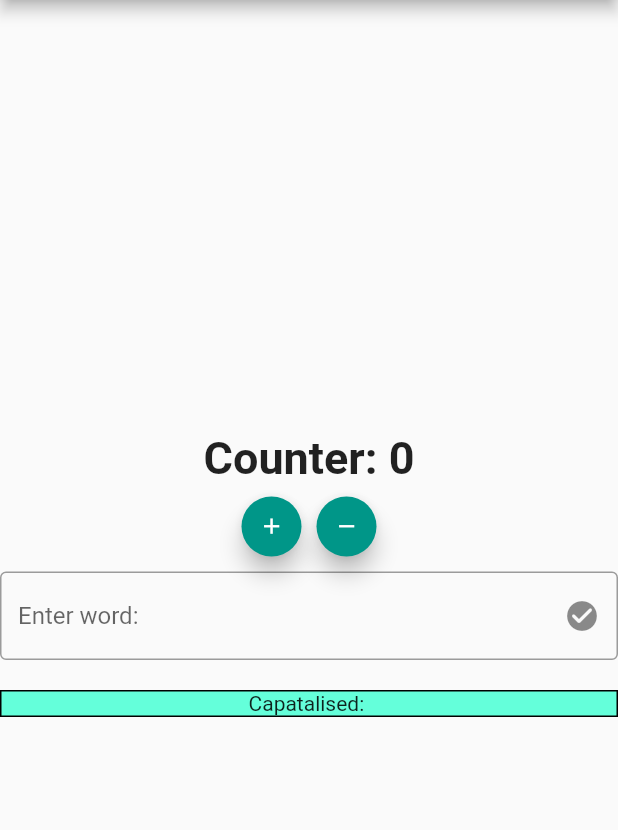
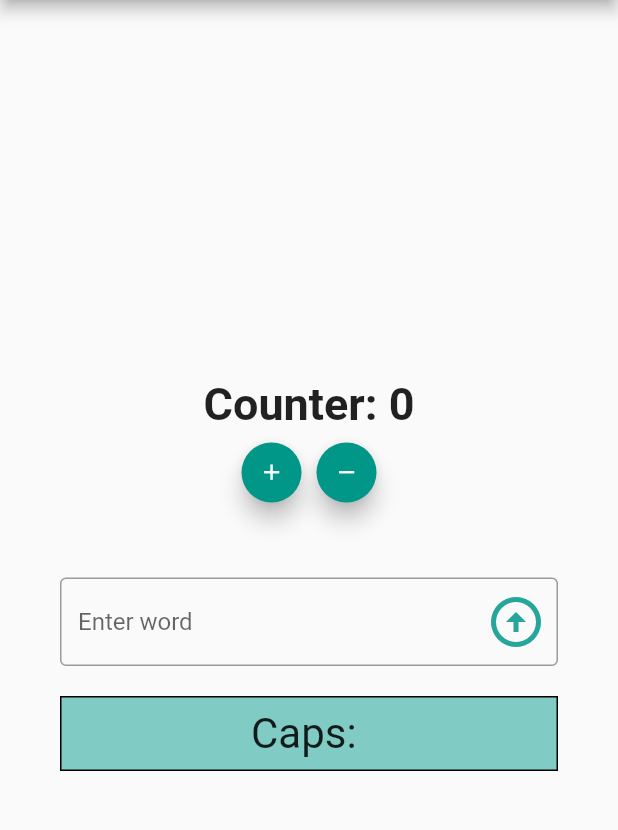
Before and after one commit to farhan-besquare/Flutter_Bloc_Excercises, a Flutter app: the screen it shows after launch, on a phone screen of 412 x 824 dp, the part 84-914 px from its top. Run offline on Flutter 3.47's test engine with Material 2 defaults, Android fonts, the phone set to English and light mode, and no system bars; our stand-ins replace flutter_bloc.

Commit message:
layout touch up

```diff
--- a/lib/main.dart
+++ b/lib/main.dart
@@ -61,7 +61,8 @@ class _MyHomePageState extends State<MyHomePage> {
                   BlocBuilder<BlocCounterCubit, int>(builder: (context, state) {
                 return Text(
                   'Counter: $state',
-                  style: TextStyle(fontSize: 30, fontWeight: FontWeight.bold),
+                  style: const TextStyle(
+                      fontSize: 30, fontWeight: FontWeight.bold),
                 );
               }),
             ),
@@ -70,7 +71,7 @@ class _MyHomePageState extends State<MyHomePage> {
               children: [
                 Padding(
                   padding: const EdgeInsets.only(right: 10.0),
-                  child: Container(
+                  child: SizedBox(
                     height: 40,
                     width: 40,
                     child: FittedBox(
@@ -81,7 +82,7 @@ class _MyHomePageState extends State<MyHomePage> {
                     ),
                   ),
                 ),
-                Container(
+                SizedBox(
                   height: 40,
                   width: 40,
                   child: FittedBox(
@@ -100,19 +101,21 @@ class _MyHomePageState extends State<MyHomePage> {
                     mainAxisAlignment: MainAxisAlignment.center,
                     children: [
                       Container(
-                        margin: const EdgeInsets.only(top: 10, bottom: 10),
+                        padding: const EdgeInsets.only(
+                            top: 50, bottom: 10, left: 40, right: 40),
                         child: TextFormField(
                           decoration: InputDecoration(
-                            hintText: 'Enter word: ',
+                            hintText: 'Enter word ',
                             border: const OutlineInputBorder(),
                             suffixIcon: IconButton(
+                              color: Colors.teal.shade400,
+                              iconSize: 40,
                               onPressed: () {
-                                print(state);
                                 context
                                     .read<BlocInputCubit>()
                                     .capitalise(state);
                               },
-                              icon: const Icon(Icons.check_circle_rounded),
+                              icon: const Icon(Icons.arrow_circle_up_outlined),
                             ),
                           ),
                           onChanged: (String? value) {
@@ -127,16 +130,25 @@ class _MyHomePageState extends State<MyHomePage> {
                 bloc: context.read<BlocInputCubit>(),
                 builder: (context, state) {
                   return Container(
-                    margin: const EdgeInsets.only(top: 10, bottom: 10),
+                    height: 50,
+                    margin: const EdgeInsets.only(
+                        top: 10, bottom: 10, left: 40, right: 40),
                     decoration: BoxDecoration(
                       border: Border.all(
                         color: Colors.black,
                       ),
-                      color: Colors.tealAccent,
+                      color: Colors.teal.shade200,
                     ),
                     child: Row(
                       mainAxisAlignment: MainAxisAlignment.center,
-                      children: [Text('Capatalised: $state')],
+                      children: [
+                        Text(
+                          'Caps: $state',
+                          style: const TextStyle(
+                            fontSize: 28,
+                          ),
+                        )
+                      ],
                     ),
                   );
                 }),
```
